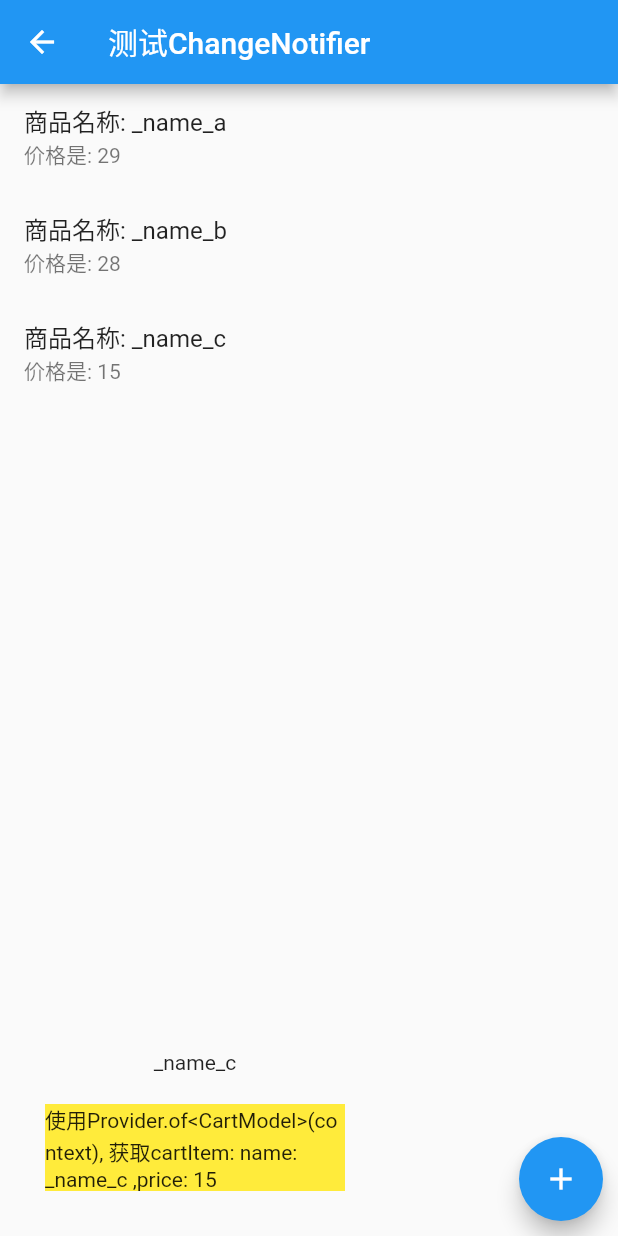
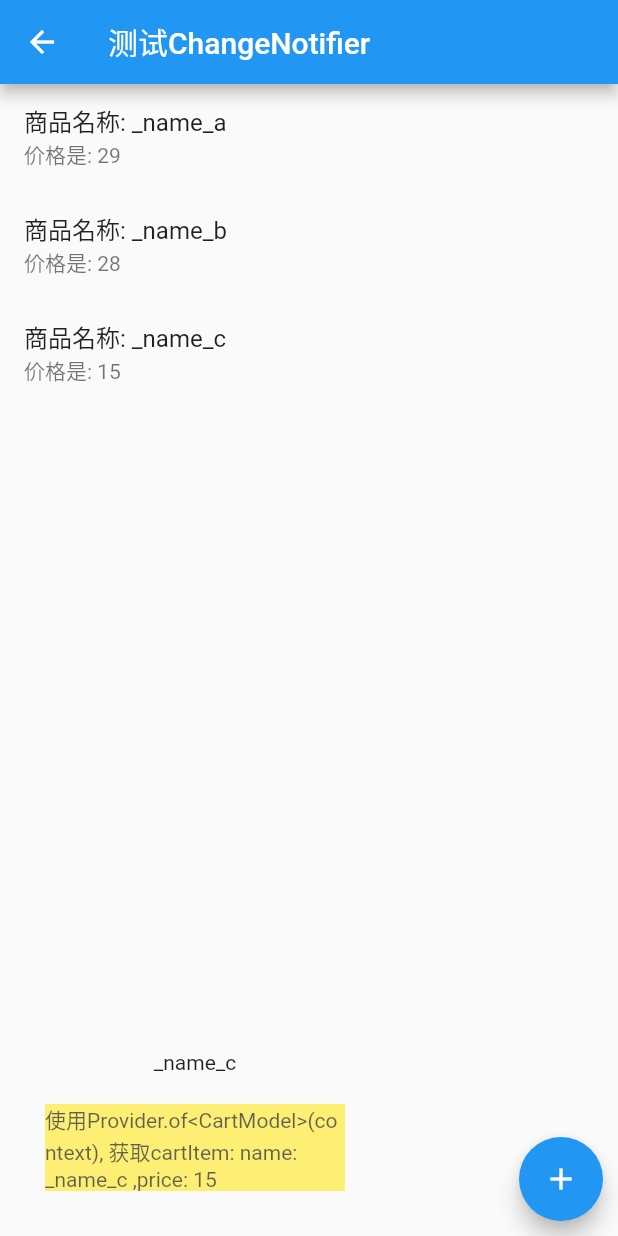
Before and after one commit to beatcodes/flutter-widgets, a Flutter app: the ChangeNotifierScreen screen opened by its route, on a phone screen of 412 x 824 dp. Run offline on Flutter 3.47's test engine with Material 2 defaults, Android fonts, the phone set to English and light mode, and no system bars; our stand-ins replace auto_route, fluttertoast.

Commit message:
学习使用Opacity透明度组件，只要将需要使用透明的组件用Opacity包裹就OK了，easy.

```diff
--- a/flutter-widgets-usage/lib/learning/consumer_widget.dart
+++ b/flutter-widgets-usage/lib/learning/consumer_widget.dart
@@ -14,13 +14,16 @@ class ConsumerScreen extends StatelessWidget {
         Consumer(builder: (BuildContext context, CartModel cartModel, Widget child) {
           return Text('${cartModel.cartList[cartModel.cartList.length - 1].name}');
         }),
-        Container(
-          margin: EdgeInsets.all(20),
-          width: 200,
-          decoration: BoxDecoration(
-            color: Colors.yellow
+        Opacity(
+          opacity: 0.7,
+          child: Container(
+            margin: EdgeInsets.all(20),
+            width: 200,
+            decoration: BoxDecoration(
+                color: Colors.yellow
+            ),
+            child: Text('使用Provider.of<CartModel>(context), 获取cartItem: name: ${cartItem.name} ,price: ${cartItem.price}'),
           ),
-          child: Text('使用Provider.of<CartModel>(context), 获取cartItem: name: ${cartItem.name} ,price: ${cartItem.price}'),
         )
       ],
     );
```
